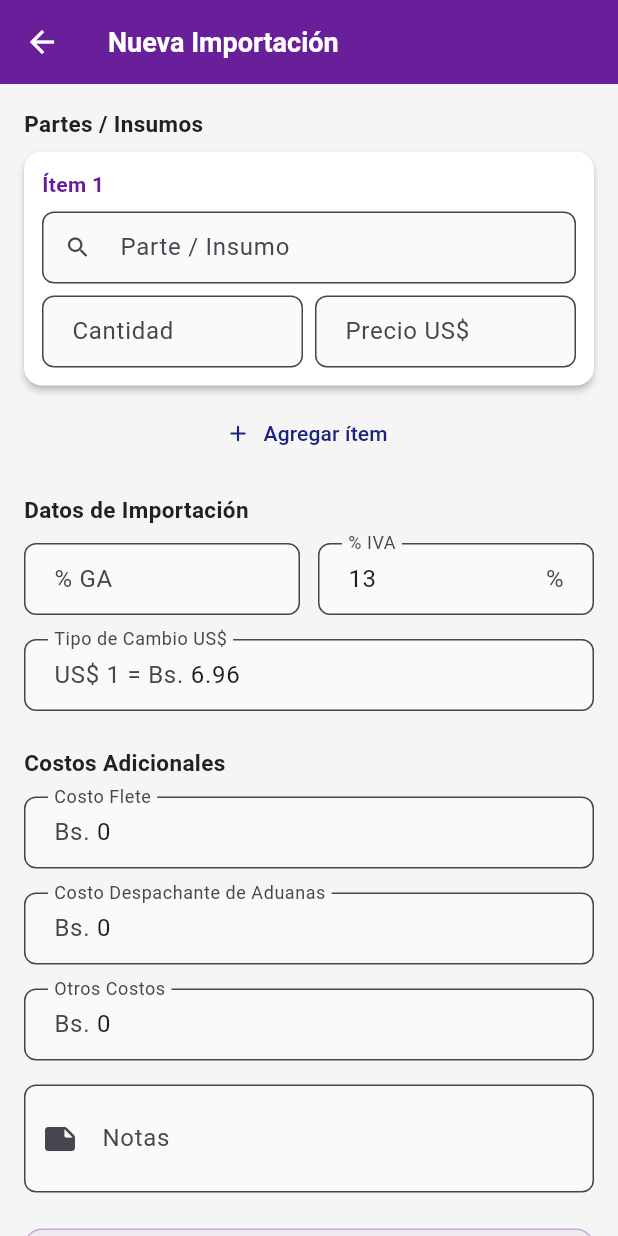
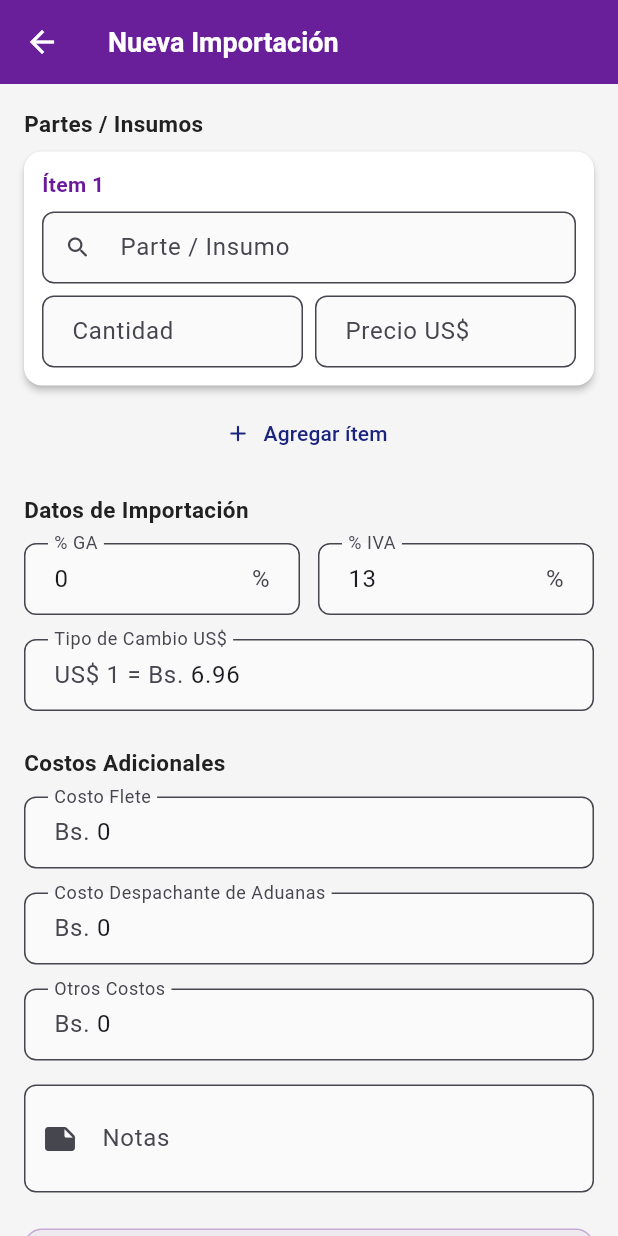
Before and after one commit to joselmin-lab/AMS-FACTORY-CONTABLE, a Flutter app: the screen it shows after launch, after a tap on "Importación", on a phone screen of 412 x 824 dp. Run offline on Flutter 3.47's test engine with Material 3 defaults, Android fonts, the phone set to English and light mode, and no system bars; our stand-ins replace supabase_flutter; accounts and stored records are empty.

Commit message:
fix: address code review feedback (GA% default, compras FAB color, locale constant)
Agent-Logs-Url: https://github.com/joselmin-lab/AMS-FACTORY-CONTABLE/sessions/f32db332-971e-4370-a36f-dc46b529a776

Co-authored-by: joselmin-lab <247488681+joselmin-lab@users.noreply.github.com>

```diff
--- a/lib/core/constants/app_strings.dart
+++ b/lib/core/constants/app_strings.dart
@@ -1,6 +1,8 @@
 class AppStrings {
   AppStrings._();
 
+  static const String appLocale = 'es';
+  static const String currencySymbol = 'Bs.';
   static const String appName = 'AMS Control Contable';
   static const String appSubtitle = 'Fábrica de Amortiguadores';
 
--- a/lib/screens/compras/compras_screen.dart
+++ b/lib/screens/compras/compras_screen.dart
@@ -137,6 +137,7 @@ class _ComprasScreenState extends State<ComprasScreen> {
       floatingActionButton: FloatingActionButton.extended(
         onPressed: () =>
             Navigator.pushNamed(context, AppRoutes.crearCompra),
+        backgroundColor: AppColors.comprasColor,
         icon: const Icon(Icons.add_rounded),
         label: const Text('Crear Compra'),
       ),
--- a/lib/screens/dashboard/dashboard_screen.dart
+++ b/lib/screens/dashboard/dashboard_screen.dart
@@ -18,7 +18,7 @@ class DashboardScreen extends StatefulWidget {
 
 class _DashboardScreenState extends State<DashboardScreen> {
   final _currencyFormat =
-      NumberFormat.currency(locale: 'es_BO', symbol: 'Bs.', decimalDigits: 2);
+      NumberFormat.currency(locale: AppStrings.appLocale, symbol: AppStrings.currencySymbol, decimalDigits: 2);
 
   @override
   void initState() {
@@ -121,7 +121,7 @@ class _DashboardScreenState extends State<DashboardScreen> {
                 ),
                 const SizedBox(height: 4),
                 Text(
-                  DateFormat('EEEE, d MMMM y', 'es').format(DateTime.now()),
+                  DateFormat('EEEE, d MMMM y', AppStrings.appLocale).format(DateTime.now()),
                   style: const TextStyle(
                     color: Colors.white70,
                     fontSize: 13,
--- a/lib/screens/importaciones/crear_importacion_screen.dart
+++ b/lib/screens/importaciones/crear_importacion_screen.dart
@@ -25,7 +25,7 @@ class _CrearImportacionScreenState extends State<CrearImportacionScreen> {
 
   // Other fields
   final _porcentajeGAController =
-      TextEditingController(text: '');
+      TextEditingController(text: '0');
   final _porcentajeIVAController =
       TextEditingController(text: '13');
   final _tipoCambioController =
```
